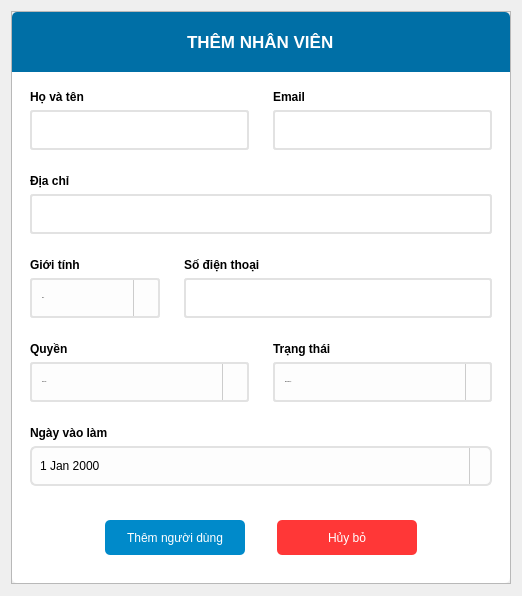
Qt form UI/forms/manager/add_employee.ui (yuukun123/bakery-management-system) before a commit.
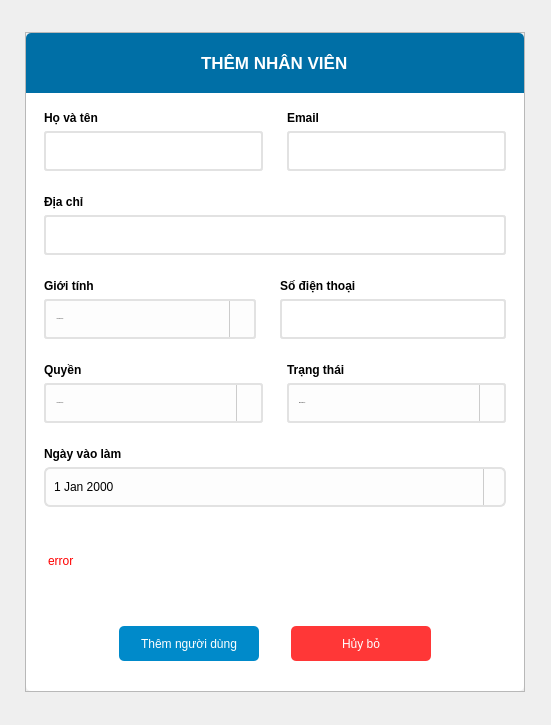
The same form after that commit. Icons and pictures are not drawn.

The edit to the form file:
```diff
--- a/UI/forms/manager/add_employee.ui
+++ b/UI/forms/manager/add_employee.ui
@@ -6,8 +6,8 @@
    <rect>
     <x>0</x>
     <y>0</y>
-    <width>522</width>
-    <height>596</height>
+    <width>551</width>
+    <height>725</height>
    </rect>
   </property>
   <property name="windowTitle">
@@ -28,13 +28,13 @@
      <property name="minimumSize">
       <size>
        <width>500</width>
-       <height>573</height>
+       <height>660</height>
       </size>
      </property>
      <property name="maximumSize">
       <size>
        <width>500</width>
-       <height>573</height>
+       <height>660</height>
       </size>
      </property>
      <property name="frameShape">
@@ -364,7 +364,7 @@
                 <widget class="QComboBox" name="sex_comboBox">
                  <property name="minimumSize">
                   <size>
-                   <width>130</width>
+                   <width>212</width>
                    <height>40</height>
                   </size>
                  </property>
@@ -405,6 +405,11 @@
 }
 </string>
                  </property>
+                 <item>
+                  <property name="text">
+                   <string>-- Vui lòng chọn --</string>
+                  </property>
+                 </item>
                  <item>
                   <property name="text">
                    <string>Nam</string>
@@ -568,6 +573,11 @@
 }
 </string>
                  </property>
+                 <item>
+                  <property name="text">
+                   <string>-- Vui lòng chọn --</string>
+                  </property>
+                 </item>
                  <item>
                   <property name="text">
                    <string>Nhân viên</string>
@@ -820,6 +830,22 @@
            </layout>
           </widget>
          </item>
+         <item>
+          <widget class="QLabel" name="text_error">
+           <property name="font">
+            <font>
+             <pointsize>9</pointsize>
+            </font>
+           </property>
+           <property name="styleSheet">
+            <string notr="true">color: rgb(255, 0, 0);
+padding-left: 10px;</string>
+           </property>
+           <property name="text">
+            <string>error</string>
+           </property>
+          </widget>
+         </item>
          <item alignment="Qt::AlignHCenter">
           <widget class="QFrame" name="frame_15">
            <property name="frameShape">
```
Left out of the diff: 2 changed lines with no effect on the pictures.
